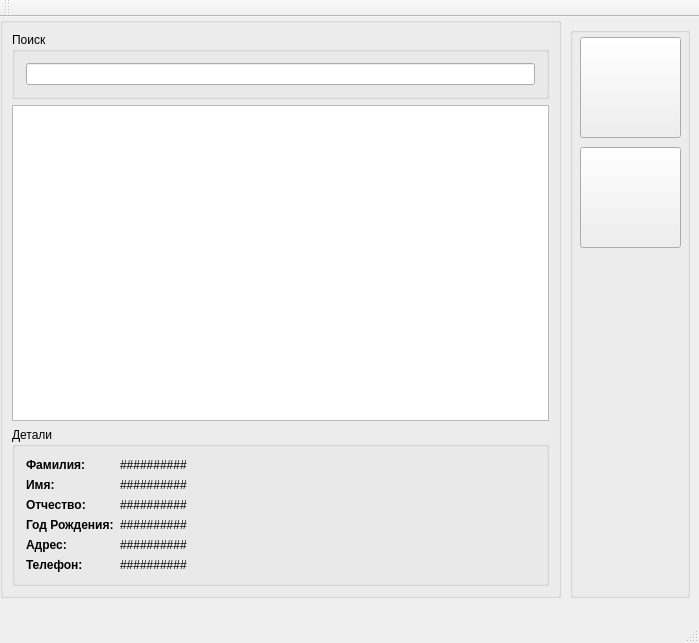
First picture: the form in mainwindow.ui, repository orckrn/PatientaDB, before the edit.
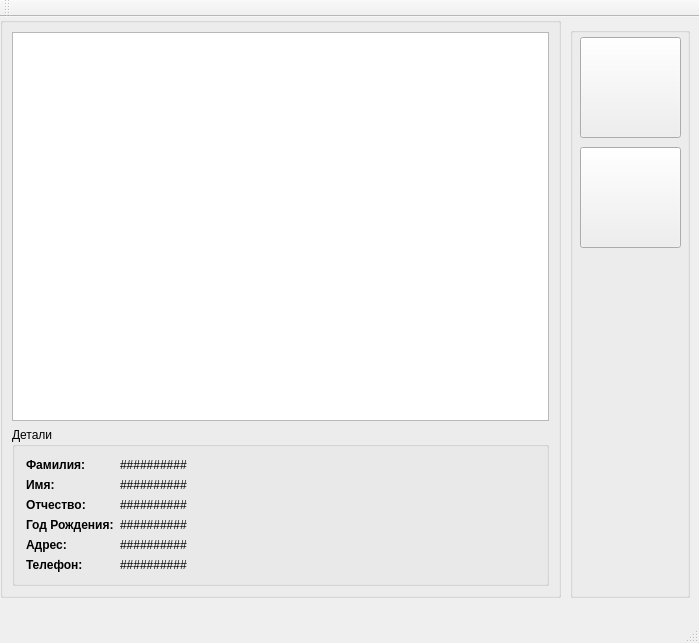
Second picture: the form after the edit. Icons and pictures are not drawn.

Commit message: form to create new record;

Diff of the .ui file:
```diff
--- a/mainwindow.ui
+++ b/mainwindow.ui
@@ -42,18 +42,6 @@
      <property name="bottomMargin">
       <number>9</number>
      </property>
-     <item>
-      <widget class="QGroupBox" name="groupBox_3">
-       <property name="title">
-        <string>Поиск</string>
-       </property>
-       <layout class="QFormLayout" name="_3">
-        <item row="0" column="0" colspan="2">
-         <widget class="QLineEdit" name="lineEdit"/>
-        </item>
-       </layout>
-      </widget>
-     </item>
      <item>
       <widget class="QTableView" name="patientsList">
        <property name="selectionBehavior">
```
Left out of the diff: 6 changed lines with no effect on the pictures. The commit also changes 4 other files.
